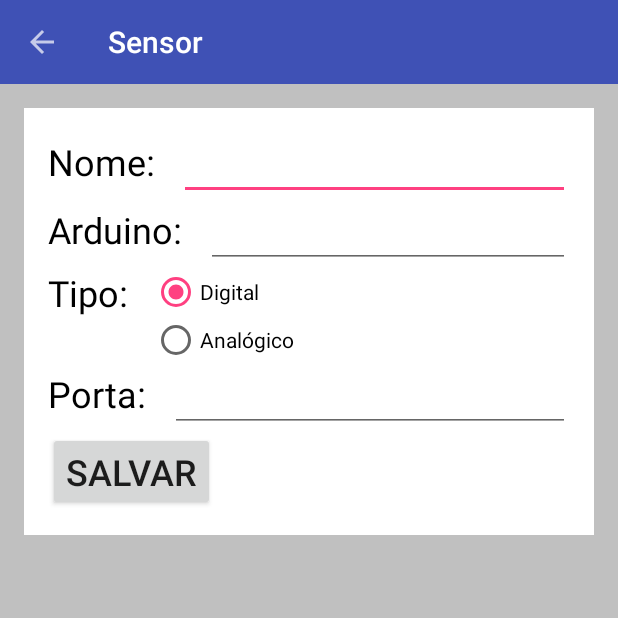
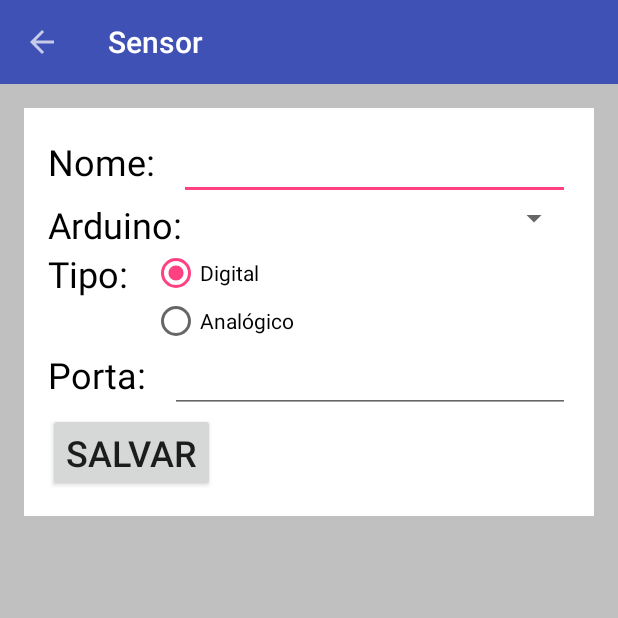
Before and after one commit to eduardoklosowski/Android-Arduino, an Android app: the SensorFormActivity screen opened directly, with no data from a screen before it, on a phone screen of 412 x 824 dp, the top half of it. Run offline under Robolectric (Android 15) with nearby library versions, the phone set to English and light mode, and no system bars.

Commit message:
Select do Android

```diff
--- a/app/src/main/res/layout/activity_sensor_form.xml
+++ b/app/src/main/res/layout/activity_sensor_form.xml
@@ -61,11 +61,9 @@
                     android:textColor="@color/colorText"
                     android:textSize="@dimen/text"
                     android:text="Arduino:" />
-                <EditText
+                <android.support.v7.widget.AppCompatSpinner
                     android:layout_width="match_parent"
-                    android:layout_height="wrap_content"
-                    android:singleLine="true"
-                    android:inputType="text" />
+                    android:layout_height="wrap_content" />
             </LinearLayout>
 
             <LinearLayout
```
